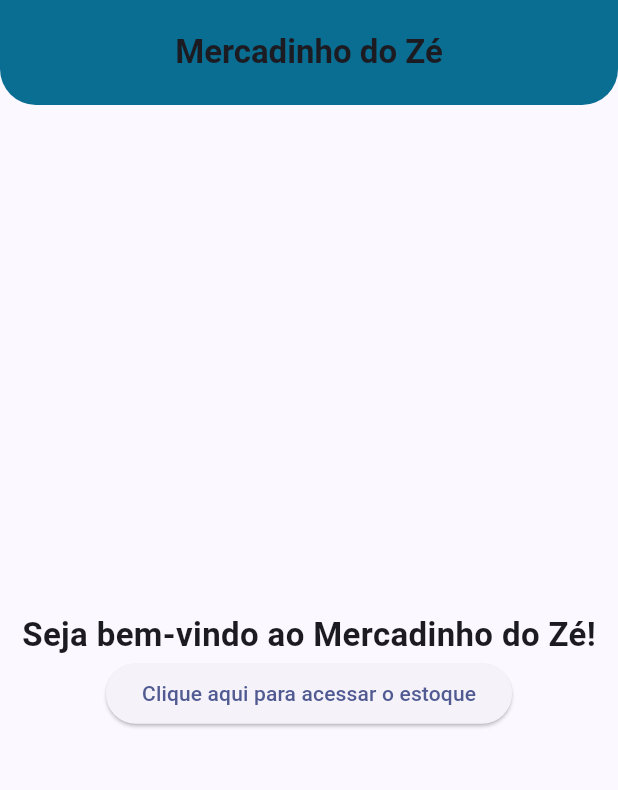
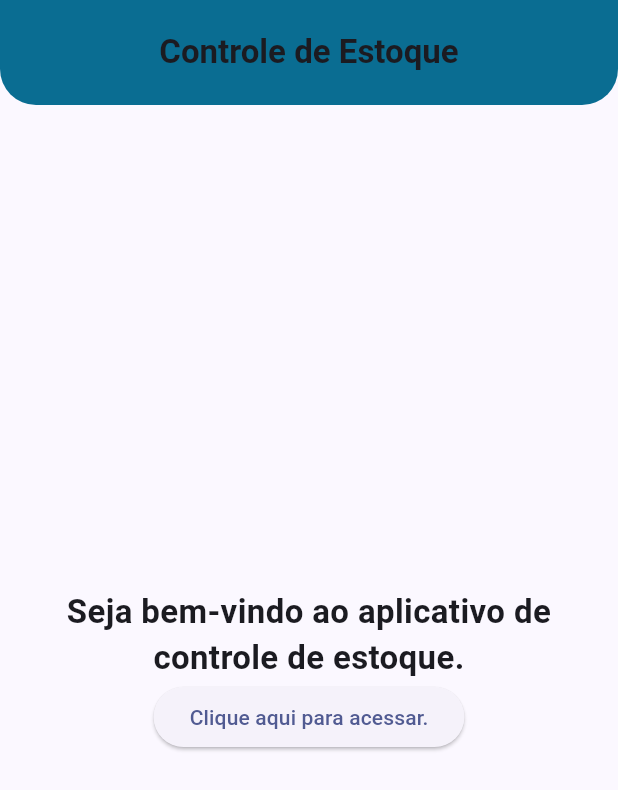
Before and after one commit to RafaelVier/GerenciamentoEstoque, a Flutter app: the screen it shows after launch, on a phone screen of 412 x 824 dp. Shown: the top 790 px of the screen. Run offline on Flutter 3.47's test engine with Material 3 defaults, Android fonts, the phone set to English and light mode, and no system bars.

Commit message:
onboarding_tela
tela inicial e tela de login

```diff
--- a/estoque/lib/telas/telas.dart
+++ b/estoque/lib/telas/telas.dart
@@ -1,3 +1,4 @@
+import 'package:estoque/telas/tela_login.dart';
 import 'package:flutter/material.dart';
 
 class Telas extends StatelessWidget {
@@ -17,7 +18,6 @@ class Telas extends StatelessWidget {
   }
 }
 
-
 class TelaInicial extends StatefulWidget {
   const TelaInicial({super.key});
 
@@ -34,7 +34,7 @@ class _TelaInicialState extends State<TelaInicial> {
         title: const Column(
           children: [
             Text (
-              "Mercadinho do Zé",
+              "Controle de Estoque",
               style: TextStyle(fontWeight: FontWeight.bold,fontSize: 22),
             ),
           ]
@@ -55,14 +55,21 @@ class _TelaInicialState extends State<TelaInicial> {
           mainAxisSize: MainAxisSize.max,
           mainAxisAlignment: MainAxisAlignment.center,
           children: <Widget>[
-            const Text("Seja bem-vindo ao Mercadinho do Zé!",
-                style: TextStyle(fontWeight: FontWeight.bold,
-                fontSize: 22)
-              ),
+            const Text("Seja bem-vindo ao aplicativo de controle de estoque.",
+              textAlign: TextAlign.center,
+              style: TextStyle(fontWeight: FontWeight.bold,
+              fontSize: 22)
+            ),
 
             ElevatedButton(
-                onPressed: () {},
-                child: const Text("Clique aqui para acessar o estoque")),
+                onPressed: () {
+                  Navigator.push(
+                    context,
+                    MaterialPageRoute(builder: (context) => const TelaLogin()),
+                  );
+                },
+                child: const Text("Clique aqui para acessar."),
+            ),
           ],
         ),
       ),
```
Also changed, not shown: estoque/lib/telas/tela_login.dart (added, +44 -0 lines).
